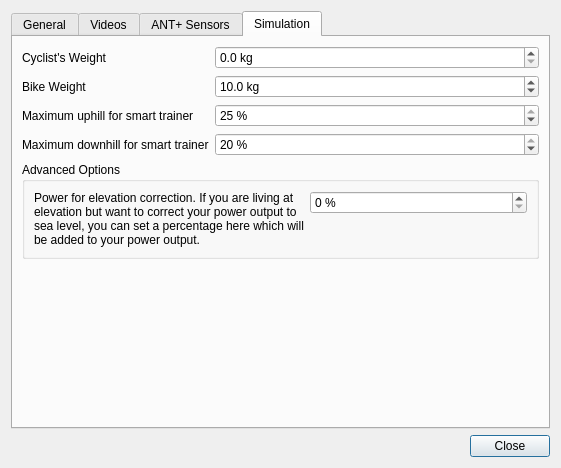
Qt form mainlib/maingui/settingsdialog.ui (rsippl/big-ring) before a commit.
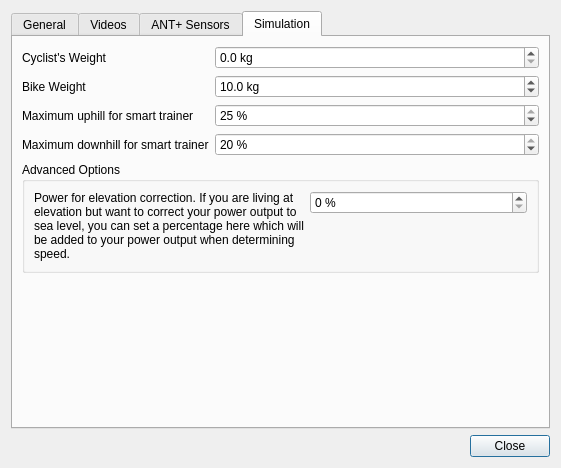
The same form after that commit. The open tabs and pages were chosen to show the change.

Commit message: Updated text in settings dialog.

```diff
--- a/mainlib/maingui/settingsdialog.ui
+++ b/mainlib/maingui/settingsdialog.ui
@@ -481,7 +481,7 @@
           <item row="0" column="0">
            <widget class="QLabel" name="label_14">
             <property name="text">
-             <string>Power for elevation correction. If you are living at elevation but want to correct your power output to sea level, you can set a percentage here which will be added to your power output.</string>
+             <string>Power for elevation correction. If you are living at elevation but want to correct your power output to sea level, you can set a percentage here which will be added to your power output when determining speed. </string>
             </property>
             <property name="wordWrap">
              <bool>true</bool>
```
Left out of the diff: 2 changed lines with no effect on the pictures.
